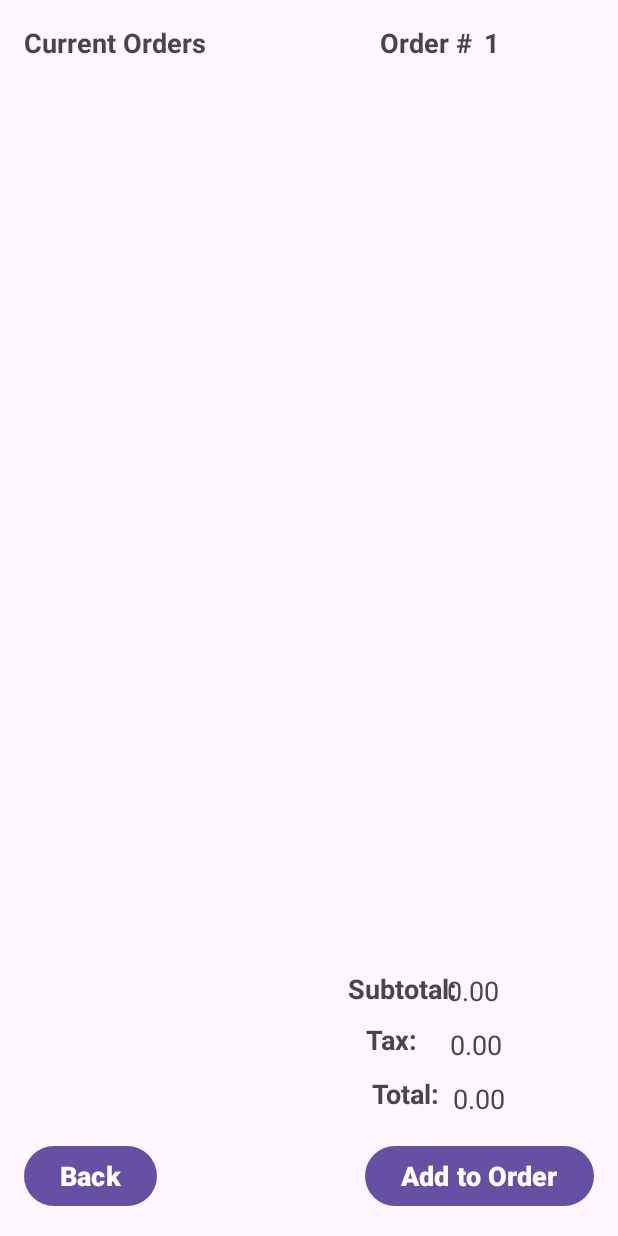
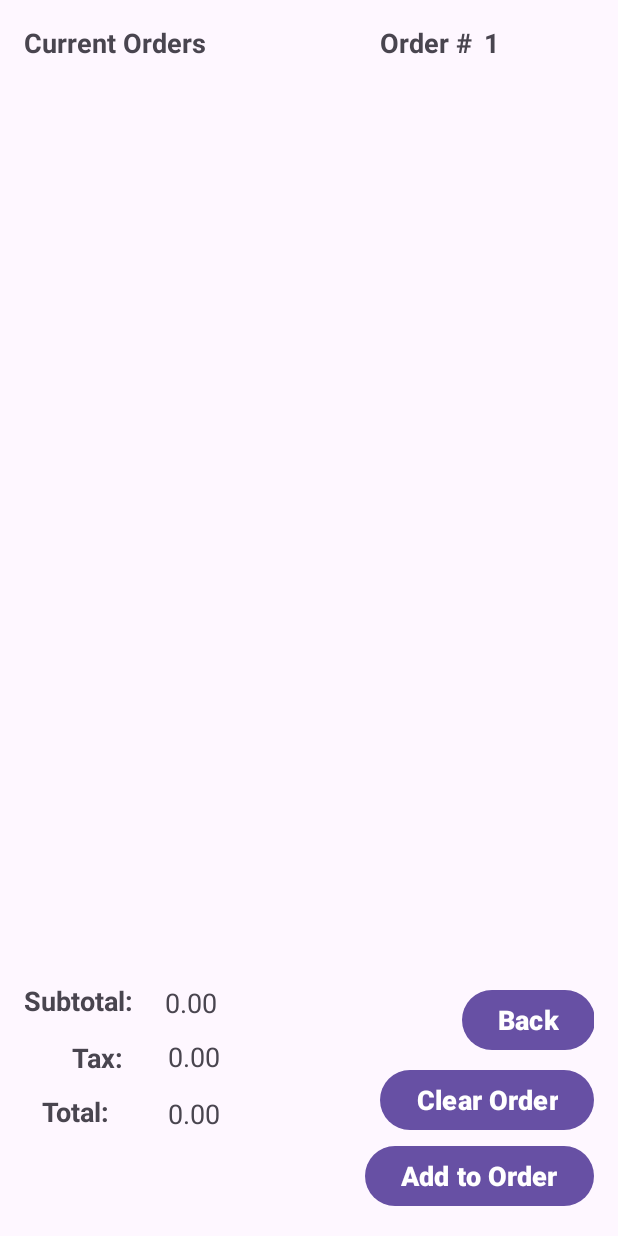
Before and after one commit to devrijhwani3118/PizzaApp, an Android app: the CurrentOrder screen opened directly, with no data from a screen before it, on a phone screen of 412 x 824 dp. Run offline under Robolectric (Android 15) with nearby library versions, the phone set to English and light mode, and no system bars; Roboto replaces fonts that are not available here.

Commit message:
Pricing changes dynamically when cancelling pizza and order number changes dynamically as well upon ordering

```diff
--- a/app/src/main/res/layout/activity_current_order_page.xml
+++ b/app/src/main/res/layout/activity_current_order_page.xml
@@ -23,6 +23,8 @@
         android:id="@+id/back_button_current_order"
         android:layout_width="wrap_content"
         android:layout_height="wrap_content"
+        android:layout_marginStart="292dp"
+        android:layout_marginBottom="104dp"
         android:text="Back"
         android:textSize="18dp"
         android:textStyle="bold"
@@ -38,11 +40,22 @@
         android:textSize="18dp"
         android:textStyle="bold"
         app:layout_constraintBottom_toBottomOf="parent"
+        app:layout_constraintEnd_toEndOf="parent" />
+
+    <Button
+        android:id="@+id/clear_orders_current_order"
+        android:layout_width="wrap_content"
+        android:layout_height="wrap_content"
+
+        android:text="Clear Order"
+        android:textSize="18dp"
+        android:textStyle="bold"
+        app:layout_constraintBottom_toBottomOf="parent"
         app:layout_constraintEnd_toEndOf="parent"
         app:layout_constraintHorizontal_bias="1.0"
         app:layout_constraintStart_toStartOf="parent"
         app:layout_constraintTop_toBottomOf="@+id/currentOrdersRecyclerView"
-        app:layout_constraintVertical_bias="1.0" />
+        app:layout_constraintVertical_bias="0.737" />
 
     <TextView
         android:id="@+id/order_number"
@@ -60,9 +73,9 @@
         android:id="@+id/order_number_int"
         android:layout_width="46dp"
         android:layout_height="25dp"
+        android:text="#"
         android:textSize="18sp"
         android:textStyle="bold"
-        android:text="#"
         app:layout_constraintEnd_toEndOf="parent"
         app:layout_constraintHorizontal_bias="0.233"
         app:layout_constraintLeft_toLeftOf="parent"
@@ -71,8 +84,8 @@
 
     <androidx.recyclerview.widget.RecyclerView
         android:id="@+id/currentOrdersRecyclerView"
-        android:layout_width="400dp"
-        android:layout_height="616dp"
+        android:layout_width="385dp"
+        android:layout_height="491dp"
         android:layout_weight="1"
         app:layout_constraintBottom_toBottomOf="parent"
         app:layout_constraintStart_toStartOf="parent"
@@ -83,8 +96,7 @@
         android:id="@+id/subtotalCurrentView"
         android:layout_width="82dp"
         android:layout_height="29dp"
-        android:layout_marginStart="216dp"
-        android:layout_marginBottom="132dp"
+        android:layout_marginBottom="124dp"
         android:text="Subtotal:"
         android:textSize="18dp"
         android:textStyle="bold"
@@ -93,10 +105,10 @@
 
     <TextView
         android:id="@+id/taxTotalCurrentView"
-        android:layout_width="70dp"
+        android:layout_width="49dp"
         android:layout_height="31dp"
-        android:layout_marginStart="228dp"
-        android:layout_marginBottom="96dp"
+        android:layout_marginStart="32dp"
+        android:layout_marginBottom="84dp"
         android:text="Tax: "
         android:textSize="18dp"
         android:textStyle="bold"
@@ -107,8 +119,8 @@
         android:id="@+id/totalCurrentView"
         android:layout_width="70dp"
         android:layout_height="31dp"
-        android:layout_marginStart="232dp"
-        android:layout_marginBottom="60dp"
+        android:layout_marginStart="12dp"
+        android:layout_marginBottom="48dp"
         android:text="Total: "
         android:textSize="18dp"
         android:textStyle="bold"
@@ -119,8 +131,8 @@
         android:id="@+id/subtotalCurrentView2"
         android:layout_width="78dp"
         android:layout_height="28dp"
-        android:layout_marginEnd="20dp"
-        android:layout_marginBottom="132dp"
+        android:layout_marginEnd="208dp"
+        android:layout_marginBottom="124dp"
         android:text="TextView"
         android:textSize="18dp"
         app:layout_constraintBottom_toBottomOf="parent"
@@ -128,10 +140,10 @@
 
     <TextView
         android:id="@+id/taxTotalCurrentView2"
-        android:layout_width="76dp"
-        android:layout_height="24dp"
-        android:layout_marginEnd="20dp"
-        android:layout_marginBottom="100dp"
+        android:layout_width="96dp"
+        android:layout_height="32dp"
+        android:layout_marginEnd="188dp"
+        android:layout_marginBottom="84dp"
         android:text="TextView"
         android:textSize="18dp"
         app:layout_constraintBottom_toBottomOf="parent"
@@ -139,10 +151,10 @@
 
     <TextView
         android:id="@+id/totalCurrentView2"
-        android:layout_width="78dp"
-        android:layout_height="28dp"
-        android:layout_marginEnd="16dp"
-        android:layout_marginBottom="60dp"
+        android:layout_width="88dp"
+        android:layout_height="34dp"
+        android:layout_marginEnd="196dp"
+        android:layout_marginBottom="44dp"
         android:text="TextView"
         android:textSize="18dp"
         app:layout_constraintBottom_toBottomOf="parent"
```
Also changed, not shown: app/src/main/java/com/example/project5/CurrentOrder.java (+25 -34 lines), app/src/main/java/com/example/project5/OrderAdapter.java (+35 -94 lines).
